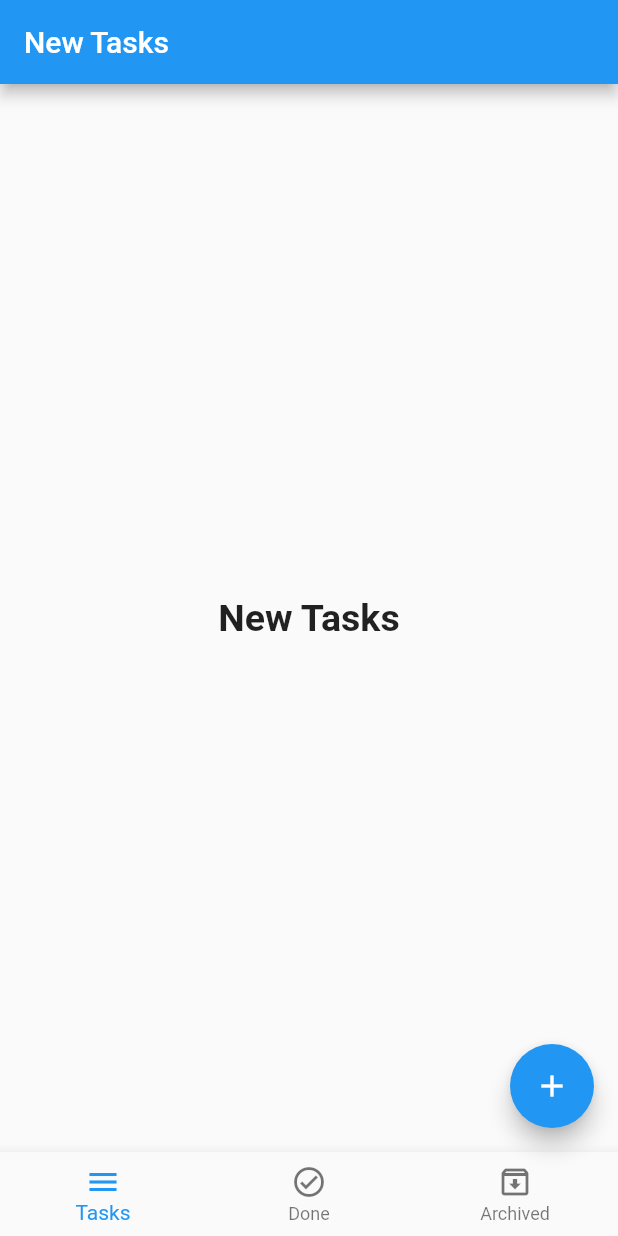
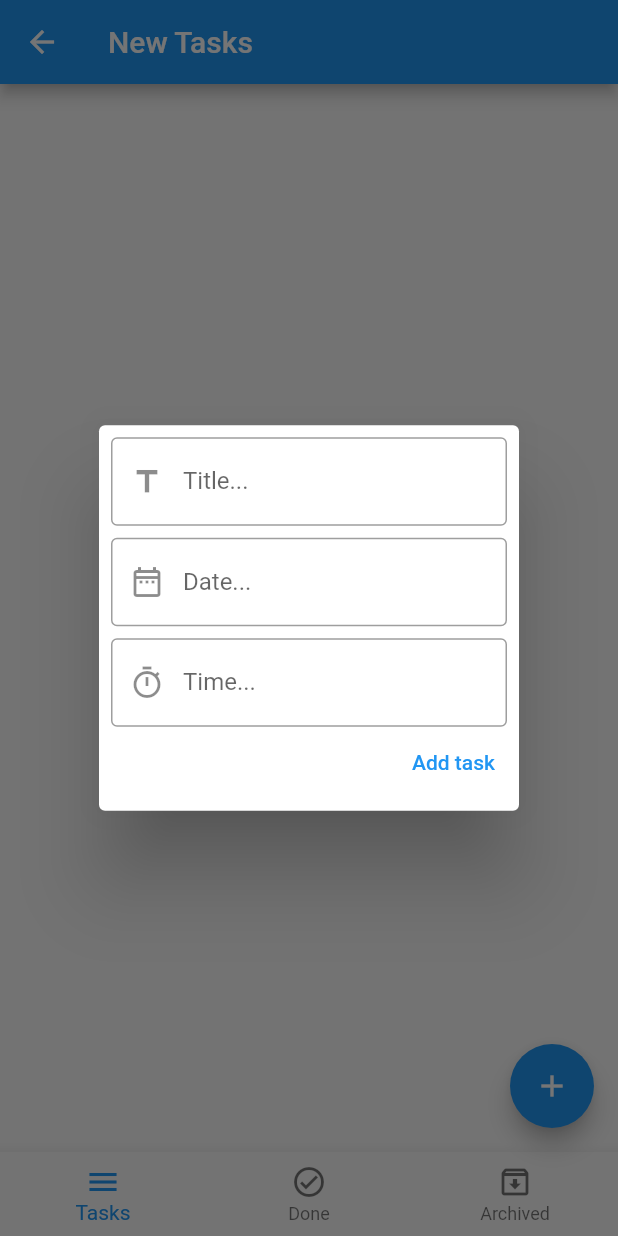
Before and after one commit to FadiWertatani/Flutter_projects, a Flutter app: the HomeLayout screen opened directly, after a tap on the "add" icon, on a phone screen of 412 x 824 dp. Run offline on Flutter 3.47's test engine with Material 2 defaults, Android fonts, the light colour scheme and no system bars; our stand-ins replace sqflite; accounts and stored records are empty.

Commit message:
insert to Database

```diff
--- a/lib/Home_Screen.dart
+++ b/lib/Home_Screen.dart
@@ -2,7 +2,7 @@
 import 'package:flutter/material.dart';
 import 'package:re_learn/shared/components/components.dart';
 
-import 'layout/home_layout.dart';
+import 'modules/Todo/home_layout.dart';
 import 'modules/BMI/BMI_Screen.dart';
 import 'modules/counter/Counter.dart';
 import 'modules/Photo/Home_Screen2.dart';
@@ -80,7 +80,7 @@
                 text: 'Todo App',
                 go: HomeLayout(),
                 context: context,
-              )
+              ),
             ],
           ),
         ));
--- a/lib/layout/home_layout.dart
+++ /dev/null
@@ -1,125 +0,0 @@
-import 'package:flutter/material.dart';
-import 'package:re_learn/modules/Todo/archive_tasks/Archived_Tasks_Screen.dart';
-import 'package:re_learn/modules/Todo/done_tasks/Done_Tasks_Screen.dart';
-import 'package:re_learn/modules/Todo/new_tasks/New_Tasks_Screen.dart';
-import 'package:sqflite/sqflite.dart';
-
-class HomeLayout extends StatefulWidget {
-  const HomeLayout({Key? key}) : super(key: key);
-
-  @override
-  _HomeLayoutState createState() => _HomeLayoutState();
-}
-
-class _HomeLayoutState extends State<HomeLayout> {
-  int currentIndex = 0;
-  List<Widget> screens = [
-    NewTasksScreen(),
-    DoneTasksScreen(),
-    ArchivedTasksScreen(),
-  ];
-  List<String> titles = [
-    'New Tasks',
-    'Do Tasks',
-    'Archived Tasks',
-  ];
-
-  @override
-  void initState() {
-    super.initState();
-
-    createDatabase();
-  }
-
-  @override
-  Widget build(BuildContext context) {
-    return Scaffold(
-      appBar: AppBar(
-        title: Text(
-          titles[currentIndex],
-        ),
-      ),
-      body: screens[currentIndex],
-      floatingActionButton: FloatingActionButton(
-        onPressed: () {
-          /*try {
-            var name = await getName();
-            print(name);
-          } catch (e) {
-            print('error: ${e.toString()}');
-          }*/
-          //print value before Fadi String
-          getName().then((value) {
-            print(value);
-            print('Fadi');
-          }).catchError((e) {
-            print('error: ${e.toString()}');
-          });
-        },
-        child: Icon(
-          Icons.add,
-        ),
-      ),
-      bottomNavigationBar: BottomNavigationBar(
-        type: BottomNavigationBarType.fixed,
-        onTap: (index) {
-          setState(() {
-            currentIndex = index;
-          });
-        },
-        currentIndex: currentIndex,
-        //currentIndex: 0, The default Button selected
-        items: [
-          BottomNavigationBarItem(
-            icon: Icon(
-              Icons.menu,
-            ),
-            label: 'Tasks',
-          ),
-          BottomNavigationBarItem(
-            icon: Icon(
-              Icons.check_circle_outlined,
-            ),
-            label: 'Done',
-          ),
-          BottomNavigationBarItem(
-            icon: Icon(
-              Icons.archive_outlined,
-            ),
-            label: 'Archived',
-          ),
-        ],
-      ),
-    );
-  }
-
-  Future<String> getName() async {
-    return 'Fadi Wertatani';
-  }
-
-  //1. create database
-  //2. create tables
-  //3. open database
-  //4. insert into database
-  //5.get data from database
-  //6.update in database
-  //7. delete from database
-
-  void createDatabase() async {
-    var database = await openDatabase(
-      'todo.db',
-      version: 1,
-      onCreate: (database, version) async {
-        print('Database created');
-        await database.execute(
-          'CREATE TABLE tasks (id INTEGER PRIMARY KEY, title TEXT, date TEXT, time TEXT, status TEXT)',
-        );
-      },
-      onOpen: (database) {
-        print('Database opened');
-      },
-    );
-  }
-
-  void insertDatabase() {}
-}
--- /dev/null
+++ b/lib/modules/Todo/home_layout.dart
@@ -0,0 +1,258 @@
+import 'package:flutter/material.dart';
+import 'package:intl/intl.dart';
+import 'package:re_learn/modules/Todo/archive_tasks/Archived_Tasks_Screen.dart';
+import 'package:re_learn/modules/Todo/done_tasks/Done_Tasks_Screen.dart';
+import 'package:re_learn/modules/Todo/new_tasks/New_Tasks_Screen.dart';
+import 'package:sqflite/sqflite.dart';
+
+class HomeLayout extends StatefulWidget {
+  const HomeLayout({Key? key}) : super(key: key);
+
+  @override
+  _HomeLayoutState createState() => _HomeLayoutState();
+}
+
+class _HomeLayoutState extends State<HomeLayout> {
+  int currentIndex = 0;
+  List<Widget> screens = [
+    NewTasksScreen(),
+    DoneTasksScreen(),
+    ArchivedTasksScreen(),
+  ];
+  List<String> titles = [
+    'New Tasks',
+    'Do Tasks',
+    'Archived Tasks',
+  ];
+
+  late Database database;
+
+  TextEditingController _titleC = TextEditingController();
+  TextEditingController _dateC = TextEditingController();
+  TextEditingController _timeC = TextEditingController();
+
+  var formKey = GlobalKey<FormState>();
+
+  @override
+  void initState() {
+    super.initState();
+
+    createDatabase();
+  }
+
+  @override
+  Widget build(BuildContext context) {
+    return Scaffold(
+      appBar: AppBar(
+        title: Text(
+          titles[currentIndex],
+        ),
+      ),
+      body: screens[currentIndex],
+      floatingActionButton: FloatingActionButton(
+        onPressed: () {
+          _showDialog();
+          /*try {
+            var name = await getName();
+            print(name);
+          } catch (e) {
+            print('error: ${e.toString()}');
+          }*/
+          //print value before Fadi String
+          // getName().then((value) {
+          //   print(value);
+          //   print('Fadi');
+          // }).catchError((e) {
+          //   print('error: ${e.toString()}');
+          // });
+        },
+        child: Icon(
+          Icons.add,
+        ),
+      ),
+      bottomNavigationBar: BottomNavigationBar(
+        type: BottomNavigationBarType.fixed,
+        onTap: (index) {
+          setState(() {
+            currentIndex = index;
+          });
+        },
+        currentIndex: currentIndex,
+        //currentIndex: 0, The default Button selected
+        items: [
+          BottomNavigationBarItem(
+            icon: Icon(
+              Icons.menu,
+            ),
+            label: 'Tasks',
+          ),
+          BottomNavigationBarItem(
+            icon: Icon(
+              Icons.check_circle_outlined,
+            ),
+            label: 'Done',
+          ),
+          BottomNavigationBarItem(
+            icon: Icon(
+              Icons.archive_outlined,
+            ),
+            label: 'Archived',
+          ),
+        ],
+      ),
+    );
+  }
+
+  Future<String> getName() async {
+    return 'Fadi Wertatani';
+  }
+
+  _showDialog() {
+    showDialog(
+      context: context,
+      builder: (BuildContext context) {
+        return Center(
+          child: SingleChildScrollView(
+            child: AlertDialog(
+              actions: [
+                Form(
+                  key: formKey,
+                  child: Column(
+                    children: [
+                      TextFormField(
+                        controller: _titleC,
+                        keyboardType: TextInputType.text,
+                        onFieldSubmitted: (value) {
+                          print(value);
+                        },
+                        onChanged: (value) {
+                          print(value);
+                        },
+                        validator: (value) {
+                          if (value!.isEmpty) {
+                            return 'Title must not be empty';
+                          }
+                          return null;
+                        },
+                        decoration: InputDecoration(
+                          labelText: 'Title...',
+                          border: OutlineInputBorder(),
+                          prefixIcon: Icon(
+                            Icons.title_outlined,
+                          ),
+                        ),
+                      ),
+                      SizedBox(height: 8.0),
+                      TextFormField(
+                        controller: _dateC,
+                        keyboardType: TextInputType.text,
+                        onFieldSubmitted: (value) {
+                          print(value);
+                        },
+                        onChanged: (value) {
+                          print(value);
+                        },
+                        decoration: InputDecoration(
+                          labelText: 'Date...',
+                          border: OutlineInputBorder(),
+                          prefixIcon: Icon(
+                            Icons.date_range_outlined,
+                          ),
+                        ),
+                        onTap: (){
+                          showDatePicker(context: context,
+                              initialDate: DateTime.now(),
+                              firstDate: DateTime.now(),
+                              lastDate: DateTime.parse('2023-12-31'),
+                          ).then((value){
+                            print(DateFormat.yMMMd().format(value!));
+                            _dateC.text = DateFormat.yMMMd().format(value);
+                          });
+                        },
+                      ),
+                      SizedBox(height: 8.0),
+                      TextFormField(
+                        controller: _timeC,
+                        keyboardType: TextInputType.text,
+                        onFieldSubmitted: (value) {
+                          print(value);
+                        },
+                        onChanged: (value) {
+                          print(value);
+                        },
+                        decoration: InputDecoration(
+                          labelText: 'Time...',
+                          border: OutlineInputBorder(),
+                          prefixIcon: Icon(
+                            Icons.timer_outlined,
+                          ),
+                        ),
+                        onTap: (){
+                          showTimePicker(context: context, initialTime: TimeOfDay.now())
+                              .then((value) {
+                            _timeC.text = value!.format(context).toString();
+                            print(value.format(context));
+                          });
+                        },
+                      ),
+                      Row(
+                        mainAxisAlignment: MainAxisAlignment.end,
+                        children: [
+                          TextButton(
+                            onPressed: () {
+                              if(formKey.currentState!.validate()){
+                                insertDatabase().then((value){
+                                  Navigator.pop(context);
+                                });
+                              }
+                            },
+                            child: const Text('Add task'),
+                          ),
+                        ],
+                      ),
+                    ],
+                  ),
+                )
+              ],
+            ),
+          ),
+        );
+      },
+    );
+  }
+
+  //1. create database
+  //2. create tables
+  //3. open database
+  //4. insert into database
+  //5.get data from database
+  //6.update in database
+  //7. delete from database
+
+  void createDatabase() async {
+    database = await openDatabase(
+      'todo.db',
+      version: 1,
+      onCreate: (database, version) async {
+        print('Database created');
+        await database.execute(
+          'CREATE TABLE tasks (id INTEGER PRIMARY KEY, title TEXT, date TEXT, time TEXT, status TEXT)',
+        );
+      },
+      onOpen: (database) {
+        print('Database opened');
+      },
+    );
+  }
+
+  Future<void> insertDatabase() async {
+    return await database.transaction((txn) async {
+      await txn.rawInsert(
+          'INSERT INTO tasks (title, date, time, status) VALUES("${_titleC.text.trim()}", "${_dateC.text.trim()}", "${_timeC.text.trim()}", "")')
+          .then((value) {
+            print("$value inserted successfully");
+      }).
+      catchError((error){print(error);});
+    });
+  }
+}
--- a/pubspec.yaml
+++ b/pubspec.yaml
@@ -28,7 +28,8 @@
   # The following adds the Cupertino Icons font to your application.
   # Use with the CupertinoIcons class for iOS style icons.
   cupertino_icons: ^1.0.2
-  sqflite:
+  sqflite: ^2.2.0+3
+  intl: ^0.18.0
 
 dev_dependencies:
   flutter_test:
```
Also changed, not shown: lib/main.dart (+6 -11 lines), lib/modules/Photo/Home_Screen2.dart (+181 -79 lines), pubspec.lock, 1 other file.
